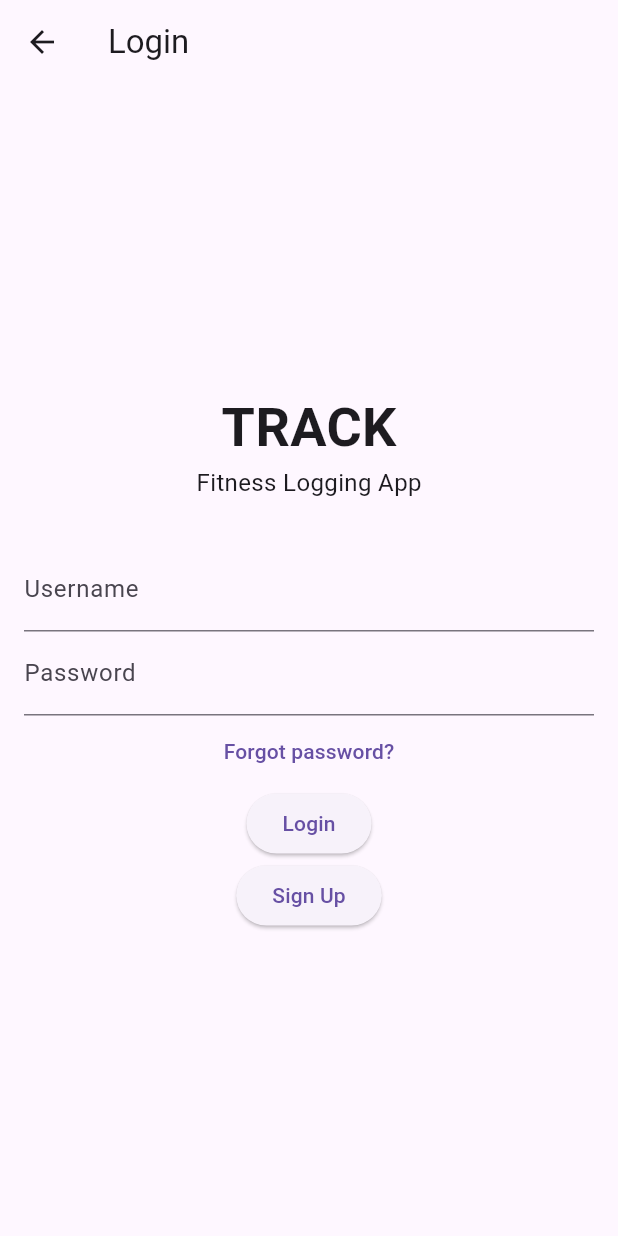
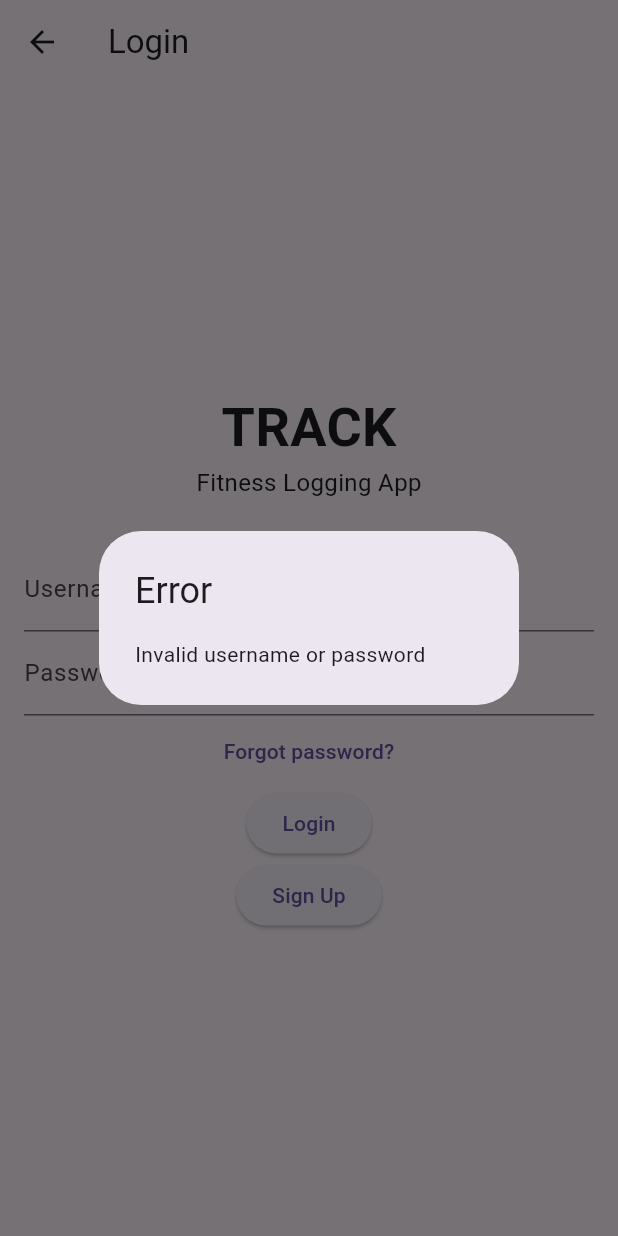
Before and after one commit to JeremyTubongbanua/sofe4640u-final, a Flutter app: the LoginPage screen opened directly, after a tap on "Login", on a phone screen of 412 x 824 dp. Run offline on Flutter 3.47's test engine with Material 3 defaults, Android fonts, the phone set to English and light mode, and no system bars; our stand-ins replace shared_preferences; accounts and stored records are empty.

```diff
--- a/track/lib/database/user_database.dart
+++ b/track/lib/database/user_database.dart
@@ -1,5 +1,6 @@
 import 'dart:convert';
 import 'package:shared_preferences/shared_preferences.dart';
+import 'package:crypto/crypto.dart';
 import '../models/exercise.dart';
 import '../models/muscle.dart';
 
@@ -31,4 +32,36 @@ class UserDatabase {
     if (exerciseList == null) return [];
     return exerciseList.map((exercise) => Exercise.fromJson(jsonDecode(exercise))).toList();
   }
+
+  Future<String> hashPassword(String password) async {
+    final bytes = utf8.encode(password);
+    return sha256.convert(bytes).toString();
+  }
+
+  Future<bool> registerUser(String username, String password) async {
+    final prefs = await _prefs;
+    final users = prefs.getStringList('users') ?? [];
+
+    if (users.contains(username)) {
+      return false;
+    }
+
+    users.add(username);
+    final hashedPassword = await hashPassword(password);
+    await prefs.setString('password_$username', hashedPassword);
+    await prefs.setStringList('users', users);
+    return true;
+  }
+
+  Future<bool> validateUser(String username, String password) async {
+    final prefs = await _prefs;
+    final hashedPassword = prefs.getString('password_$username');
+
+    if (hashedPassword == null) {
+      return false;
+    }
+
+    final inputHash = await hashPassword(password);
+    return inputHash == hashedPassword;
+  }
 }
```
Also changed, not shown: track/lib/main.dart (+64 -1 lines), track/lib/pages/define_muscles_page.dart (added, +86 -0 lines).
